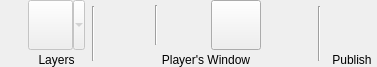
Above: DMHelper/src/publishbuttonribbon.ui from MMetze/DMHelper before the change. Below: the same form after it.
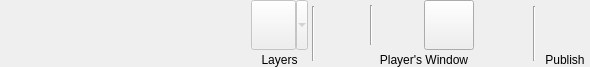
That is the form after the change. Icons and pictures are not drawn. Custom widgets are drawn as their Qt base class.

Diff of the .ui file:
```diff
--- a/DMHelper/src/publishbuttonribbon.ui
+++ b/DMHelper/src/publishbuttonribbon.ui
@@ -6,7 +6,7 @@
    <rect>
     <x>0</x>
     <y>0</y>
-    <width>377</width>
+    <width>590</width>
     <height>67</height>
    </rect>
   </property>
@@ -134,13 +134,13 @@
     <widget class="Line" name="line_4">
      <property name="minimumSize">
       <size>
-       <width>10</width>
+       <width>5</width>
        <height>0</height>
       </size>
      </property>
      <property name="maximumSize">
       <size>
-       <width>10</width>
+       <width>5</width>
        <height>55</height>
       </size>
      </property>
@@ -201,13 +201,13 @@
         <widget class="Line" name="line_3">
          <property name="minimumSize">
           <size>
-           <width>10</width>
+           <width>5</width>
            <height>0</height>
           </size>
          </property>
          <property name="maximumSize">
           <size>
-           <width>10</width>
+           <width>5</width>
            <height>40</height>
           </size>
          </property>
@@ -365,13 +365,13 @@
     <widget class="Line" name="line_2">
      <property name="minimumSize">
       <size>
-       <width>10</width>
+       <width>5</width>
        <height>0</height>
       </size>
      </property>
      <property name="maximumSize">
       <size>
-       <width>10</width>
+       <width>5</width>
        <height>55</height>
       </size>
      </property>
```
Left out of the diff: 3 changed lines with no effect on the pictures.
